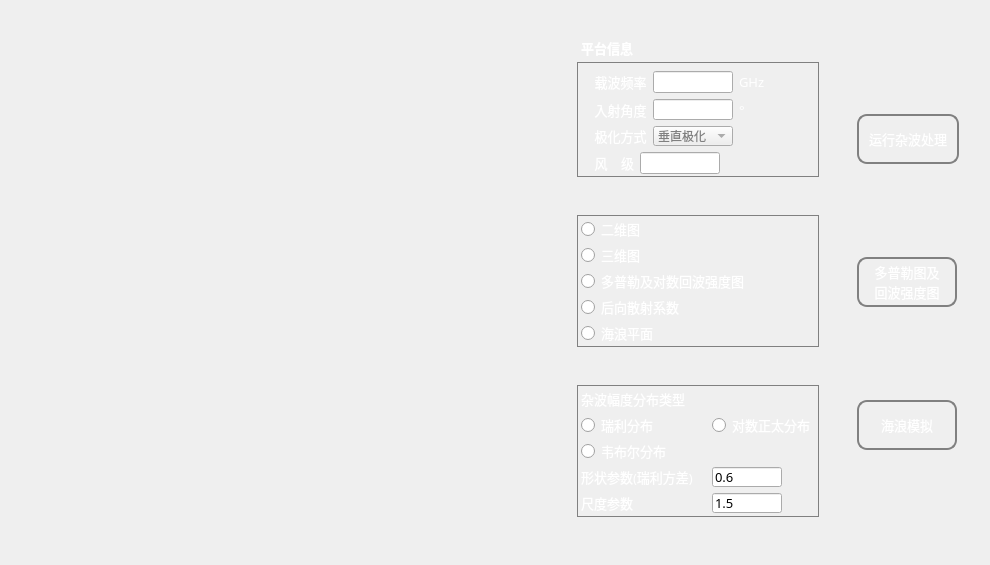
Above: MainWindow.ui from cedricxs/RadarSimulator before the change. Below: the same form after it.
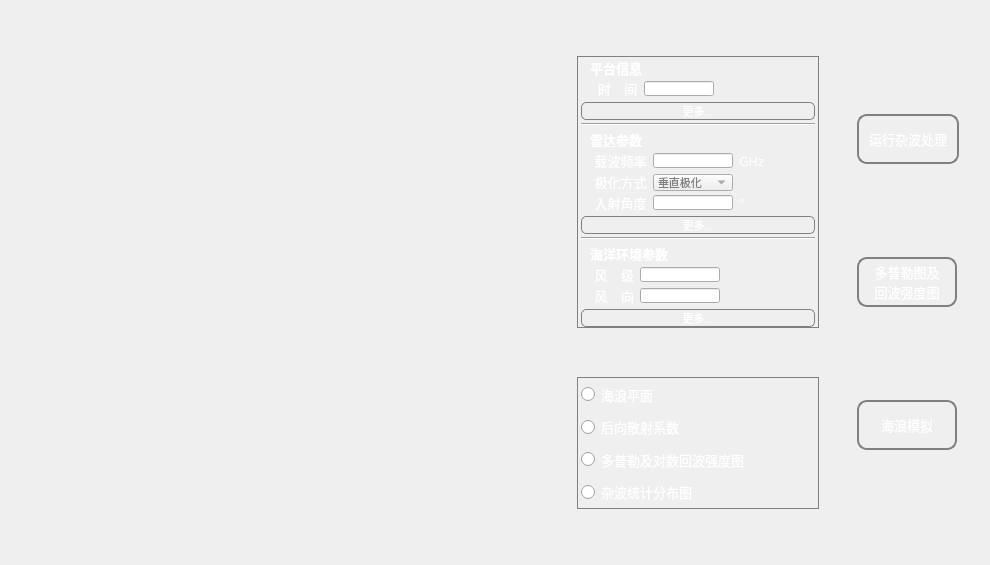
That is the form after the change. Icons and pictures are not drawn.

```diff
--- a/MainWindow.ui
+++ b/MainWindow.ui
@@ -512,53 +512,181 @@
             <property name="maximumSize">
              <size>
               <width>270</width>
-              <height>160</height>
+              <height>300</height>
              </size>
             </property>
             <property name="styleSheet">
              <string notr="true">QWidget#widget_20{background-image:url(:/img/5njp9xK6q9.png)}</string>
             </property>
             <layout class="QVBoxLayout" name="verticalLayout_14">
-             <item>
-              <widget class="QLabel" name="label_5">
-               <property name="minimumSize">
-                <size>
-                 <width>0</width>
-                 <height>16</height>
-                </size>
-               </property>
-               <property name="maximumSize">
-                <size>
-                 <width>16777215</width>
-                 <height>16</height>
-                </size>
-               </property>
-               <property name="font">
-                <font>
-                 <family>黑体</family>
-                 <pointsize>10</pointsize>
-                 <weight>75</weight>
-                 <bold>true</bold>
-                 <underline>false</underline>
-                </font>
-               </property>
-               <property name="styleSheet">
-                <string notr="true">QLabel#label_5{margin-left:5px;margin-right:5px;color:white}</string>
-               </property>
-               <property name="text">
-                <string>平台信息</string>
-               </property>
-               <property name="textFormat">
-                <enum>Qt::AutoText</enum>
-               </property>
-              </widget>
-             </item>
              <item>
               <widget class="QWidget" name="widget_16" native="true">
                <property name="styleSheet">
-                <string notr="true">QWidget#widget_16{border: 1px solid gray;margin-left:5px;margin-right:5px;margin-bottom:5px}</string>
+                <string notr="true">QWidget#widget_16{border: 1px solid gray;margin-left:5px;margin-right:5px;margin-bottom:5px;margin-top:5px}</string>
                </property>
                <layout class="QVBoxLayout" name="verticalLayout_20">
+                <item>
+                 <widget class="QLabel" name="label_5">
+                  <property name="minimumSize">
+                   <size>
+                    <width>0</width>
+                    <height>16</height>
+                   </size>
+                  </property>
+                  <property name="maximumSize">
+                   <size>
+                    <width>16777215</width>
+                    <height>16</height>
+                   </size>
+                  </property>
+                  <property name="font">
+                   <font>
+                    <family>黑体</family>
+                    <pointsize>10</pointsize>
+                    <weight>75</weight>
+                    <bold>true</bold>
+                    <underline>false</underline>
+                   </font>
+                  </property>
+                  <property name="styleSheet">
+                   <string notr="true">QLabel#label_5{margin-left:5px;margin-right:5px;color:white}</string>
+                  </property>
+                  <property name="text">
+                   <string>平台信息</string>
+                  </property>
+                  <property name="textFormat">
+                   <enum>Qt::AutoText</enum>
+                  </property>
+                 </widget>
+                </item>
+                <item>
+                 <layout class="QHBoxLayout" name="horizontalLayout_3">
+                  <property name="leftMargin">
+                   <number>0</number>
+                  </property>
+                  <property name="topMargin">
+                   <number>0</number>
+                  </property>
+                  <item>
+                   <widget class="QLabel" name="label_4">
+                    <property name="font">
+                     <font>
+                      <family>黑体</family>
+                      <pointsize>10</pointsize>
+                     </font>
+                    </property>
+                    <property name="styleSheet">
+                     <string notr="true">QLabel#label_4{color:white}</string>
+                    </property>
+                    <property name="text">
+                     <string>     时    间</string>
+                    </property>
+                   </widget>
+                  </item>
+                  <item>
+                   <widget class="QLineEdit" name="lineEdit_2">
+                    <property name="sizePolicy">
+                     <sizepolicy hsizetype="Expanding" vsizetype="Expanding">
+                      <horstretch>0</horstretch>
+                      <verstretch>0</verstretch>
+                     </sizepolicy>
+                    </property>
+                    <property name="minimumSize">
+                     <size>
+                      <width>0</width>
+                      <height>0</height>
+                     </size>
+                    </property>
+                    <property name="maximumSize">
+                     <size>
+                      <width>70</width>
+                      <height>16777215</height>
+                     </size>
+                    </property>
+                   </widget>
+                  </item>
+                  <item>
+                   <spacer name="horizontalSpacer_2">
+                    <property name="orientation">
+                     <enum>Qt::Horizontal</enum>
+                    </property>
+                    <property name="sizeHint" stdset="0">
+                     <size>
+                      <width>40</width>
+                      <height>20</height>
+                     </size>
+                    </property>
+                   </spacer>
+                  </item>
+                 </layout>
+                </item>
+                <item>
+                 <widget class="QPushButton" name="pushButton_5">
+                  <property name="minimumSize">
+                   <size>
+                    <width>0</width>
+                    <height>18</height>
+                   </size>
+                  </property>
+                  <property name="font">
+                   <font>
+                    <family>黑体</family>
+                    <pointsize>8</pointsize>
+                   </font>
+                  </property>
+                  <property name="styleSheet">
+                   <string notr="true">QPushButton#pushButton_5{border:1px solid gray;border-radius: 5px;color:white; }</string>
+                  </property>
+                  <property name="text">
+                   <string>更多...</string>
+                  </property>
+                 </widget>
+                </item>
+                <item>
+                 <widget class="Line" name="line">
+                  <property name="windowModality">
+                   <enum>Qt::NonModal</enum>
+                  </property>
+                  <property name="font">
+                   <font>
+                    <pointsize>9</pointsize>
+                   </font>
+                  </property>
+                  <property name="autoFillBackground">
+                   <bool>false</bool>
+                  </property>
+                  <property name="styleSheet">
+                   <string notr="true"/>
+                  </property>
+                  <property name="frameShadow">
+                   <enum>QFrame::Sunken</enum>
+                  </property>
+                  <property name="lineWidth">
+                   <number>1</number>
+                  </property>
+                  <property name="orientation">
+                   <enum>Qt::Horizontal</enum>
+                  </property>
+                 </widget>
+                </item>
+                <item>
+                 <widget class="QLabel" name="label">
+                  <property name="font">
+                   <font>
+                    <family>黑体</family>
+                    <pointsize>10</pointsize>
+                    <weight>75</weight>
+                    <bold>true</bold>
+                   </font>
+                  </property>
+                  <property name="styleSheet">
+                   <string notr="true">QLabel#label{margin-left:5px;margin-right:5px;color:white}</string>
+                  </property>
+                  <property name="text">
+                   <string>雷达参数</string>
+                  </property>
+                 </widget>
+                </item>
                 <item>
                  <layout class="QHBoxLayout" name="horizontalLayout_25">
                   <item>
@@ -623,70 +751,6 @@
                   </item>
                  </layout>
                 </item>
-                <item>
-                 <layout class="QHBoxLayout" name="horizontalLayout_30">
-                  <item>
-                   <widget class="QLabel" name="label_52">
-                    <property name="font">
-                     <font>
-                      <family>黑体</family>
-                      <pointsize>10</pointsize>
-                     </font>
-                    </property>
-                    <property name="styleSheet">
-                     <string notr="true">QLabel#label_52{color:white}</string>
-                    </property>
-                    <property name="text">
-                     <string>    入射角度</string>
-                    </property>
-                   </widget>
-                  </item>
-                  <item>
-                   <widget class="QLineEdit" name="lineEdit_26">
-                    <property name="maximumSize">
-                     <size>
-                      <width>80</width>
-                      <height>16777215</height>
-                     </size>
-                    </property>
-                    <property name="font">
-                     <font>
-                      <family>黑体</family>
-                     </font>
-                    </property>
-                   </widget>
-                  </item>
-                  <item>
-                   <widget class="QLabel" name="label_45">
-                    <property name="font">
-                     <font>
-                      <family>黑体</family>
-                      <pointsize>10</pointsize>
-                     </font>
-                    </property>
-                    <property name="styleSheet">
-                     <string notr="true">QLabel#label_45{color:white}</string>
-                    </property>
-                    <property name="text">
-                     <string>°</string>
-                    </property>
-                   </widget>
-                  </item>
-                  <item>
-                   <spacer name="horizontalSpacer_21">
-                    <property name="orientation">
-                     <enum>Qt::Horizontal</enum>
-                    </property>
-                    <property name="sizeHint" stdset="0">
-                     <size>
-                      <width>40</width>
-                      <height>20</height>
-                     </size>
-                    </property>
-                   </spacer>
-                  </item>
-                 </layout>
-                </item>
                 <item>
                  <layout class="QHBoxLayout" name="horizontalLayout_23">
                   <item>
@@ -710,7 +774,7 @@
                     <property name="minimumSize">
                      <size>
                       <width>80</width>
-                      <height>0</height>
+                      <height>17</height>
                      </size>
                     </property>
                     <property name="maximumSize">
@@ -722,6 +786,7 @@
                     <property name="font">
                      <font>
                       <family>黑体</family>
+                      <pointsize>8</pointsize>
                      </font>
                     </property>
                     <property name="styleSheet">
@@ -754,6 +819,117 @@
                   </item>
                  </layout>
                 </item>
+                <item>
+                 <layout class="QHBoxLayout" name="horizontalLayout_30">
+                  <item>
+                   <widget class="QLabel" name="label_52">
+                    <property name="font">
+                     <font>
+                      <family>黑体</family>
+                      <pointsize>10</pointsize>
+                     </font>
+                    </property>
+                    <property name="styleSheet">
+                     <string notr="true">QLabel#label_52{color:white}</string>
+                    </property>
+                    <property name="text">
+                     <string>    入射角度</string>
+                    </property>
+                   </widget>
+                  </item>
+                  <item>
+                   <widget class="QLineEdit" name="lineEdit_26">
+                    <property name="maximumSize">
+                     <size>
+                      <width>80</width>
+                      <height>16777215</height>
+                     </size>
+                    </property>
+                    <property name="font">
+                     <font>
+                      <family>黑体</family>
+                     </font>
+                    </property>
+                   </widget>
+                  </item>
+                  <item>
+                   <widget class="QLabel" name="label_45">
+                    <property name="font">
+                     <font>
+                      <family>黑体</family>
+                      <pointsize>10</pointsize>
+                     </font>
+                    </property>
+                    <property name="styleSheet">
+                     <string notr="true">QLabel#label_45{color:white}</string>
+                    </property>
+                    <property name="text">
+                     <string>°</string>
+                    </property>
+                   </widget>
+                  </item>
+                  <item>
+                   <spacer name="horizontalSpacer_21">
+                    <property name="orientation">
+                     <enum>Qt::Horizontal</enum>
+                    </property>
+                    <property name="sizeHint" stdset="0">
+                     <size>
+                      <width>40</width>
+                      <height>20</height>
+                     </size>
+                    </property>
+                   </spacer>
+                  </item>
+                 </layout>
+                </item>
+                <item>
+                 <widget class="QPushButton" name="pushButton_4">
+                  <property name="minimumSize">
+                   <size>
+                    <width>0</width>
+                    <height>18</height>
+                   </size>
+                  </property>
+                  <property name="font">
+                   <font>
+                    <family>黑体</family>
+                    <pointsize>8</pointsize>
+                   </font>
+                  </property>
+                  <property name="styleSheet">
+                   <string notr="true">QPushButton#pushButton_4{border:1px solid gray;border-radius: 5px;color:white; }</string>
+                  </property>
+                  <property name="text">
+                   <string>更多...</string>
+                  </property>
+                 </widget>
+                </item>
+                <item>
+                 <widget class="Line" name="line_2">
+                  <property name="orientation">
+                   <enum>Qt::Horizontal</enum>
+                  </property>
+                 </widget>
+                </item>
+                <item>
+                 <widget class="QLabel" name="label_2">
+                  <property name="font">
+                   <font>
+                    <family>黑体</family>
+                    <pointsize>10</pointsize>
+                    <weight>75</weight>
+                    <bold>true</bold>
+                   </font>
+                  </property>
+                  <property name="styleSheet">
+                   <string notr="true">QLabel#label_2{margin-left:5px;margin-right:5px;color:white}</string>
+                  </property>
+                  <property name="text">
+                   <string>海洋环境参数</string>
+                  </property>
+                 </widget>
+                </item>
                 <item>
                  <layout class="QHBoxLayout" name="horizontalLayout_20">
                   <item>
@@ -808,6 +984,77 @@
                   </item>
                  </layout>
                 </item>
+                <item>
+                 <layout class="QHBoxLayout" name="horizontalLayout_2">
+                  <item>
+                   <widget class="QLabel" name="label_3">
+                    <property name="sizePolicy">
+                     <sizepolicy hsizetype="Preferred" vsizetype="Preferred">
+                      <horstretch>0</horstretch>
+                      <verstretch>0</verstretch>
+                     </sizepolicy>
+                    </property>
+                    <property name="font">
+                     <font>
+                      <family>黑体</family>
+                      <pointsize>10</pointsize>
+                     </font>
+                    </property>
+                    <property name="styleSheet">
+                     <string notr="true">QLabel#label_3{color:white}</string>
+                    </property>
+                    <property name="text">
+                     <string>    风    向</string>
+                    </property>
+                   </widget>
+                  </item>
+                  <item>
+                   <widget class="QLineEdit" name="lineEdit">
+                    <property name="maximumSize">
+                     <size>
+                      <width>80</width>
+                      <height>16777215</height>
+                     </size>
+                    </property>
+                   </widget>
+                  </item>
+                  <item>
+                   <spacer name="horizontalSpacer">
+                    <property name="orientation">
+                     <enum>Qt::Horizontal</enum>
+                    </property>
+                    <property name="sizeHint" stdset="0">
+                     <size>
+                      <width>40</width>
+                      <height>20</height>
+                     </size>
+                    </property>
+                   </spacer>
+                  </item>
+                 </layout>
+                </item>
+                <item>
+                 <widget class="QPushButton" name="pushButton_3">
+                  <property name="minimumSize">
+                   <size>
+                    <width>0</width>
+                    <height>18</height>
+                   </size>
+                  </property>
+                  <property name="font">
+                   <font>
+                    <family>黑体</family>
+                    <pointsize>8</pointsize>
+                   </font>
+                  </property>
+                  <property name="styleSheet">
+                   <string notr="true">QPushButton#pushButton_3{border:1px solid gray;border-radius: 5px;color:white; }</string>
+                  </property>
+                  <property name="text">
+                   <string>更多...</string>
+                  </property>
+                 </widget>
+                </item>
                </layout>
               </widget>
              </item>
@@ -838,98 +1085,6 @@
                 <string notr="true">QWidget#widget_14{border: 1px solid gray;margin:5px; }</string>
                </property>
                <layout class="QVBoxLayout" name="verticalLayout_13">
-                <item>
-                 <widget class="QRadioButton" name="radioButton_7">
-                  <property name="sizePolicy">
-                   <sizepolicy hsizetype="Expanding" vsizetype="Expanding">
-                    <horstretch>0</horstretch>
-                    <verstretch>0</verstretch>
-                   </sizepolicy>
-                  </property>
-                  <property name="font">
-                   <font>
-                    <family>黑体</family>
-                    <pointsize>10</pointsize>
-                   </font>
-                  </property>
-                  <property name="styleSheet">
-                   <string notr="true">QRadioButton#radioButton_7{color:white}
-</string>
-                  </property>
-                  <property name="text">
-                   <string>二维图</string>
-                  </property>
-                 </widget>
-                </item>
-                <item>
-                 <widget class="QRadioButton" name="radioButton_8">
-                  <property name="sizePolicy">
-                   <sizepolicy hsizetype="Expanding" vsizetype="Expanding">
-                    <horstretch>0</horstretch>
-                    <verstretch>0</verstretch>
-                   </sizepolicy>
-                  </property>
-                  <property name="font">
-                   <font>
-                    <family>黑体</family>
-                    <pointsize>10</pointsize>
-                   </font>
-                  </property>
-                  <property name="styleSheet">
-                   <string notr="true">QRadioButton#radioButton_8{color:white}
-</string>
-                  </property>
-                  <property name="text">
-                   <string>三维图</string>
-                  </property>
-                 </widget>
-                </item>
-                <item>
-                 <widget class="QRadioButton" name="radioButton_11">
-                  <property name="sizePolicy">
-                   <sizepolicy hsizetype="Expanding" vsizetype="Expanding">
-                    <horstretch>0</horstretch>
-                    <verstretch>0</verstretch>
-                   </sizepolicy>
-                  </property>
-                  <property name="font">
-                   <font>
-                    <family>黑体</family>
-                    <pointsize>10</pointsize>
-                   </font>
-                  </property>
-                  <property name="styleSheet">
-                   <string notr="true">
-QRadioButton#radioButton_11{color:white}</string>
-                  </property>
-                  <property name="text">
-                   <string>多普勒及对数回波强度图</string>
-                  </property>
-                 </widget>
-                </item>
-                <item>
-                 <widget class="QRadioButton" name="radioButton_10">
-                  <property name="sizePolicy">
-                   <sizepolicy hsizetype="Expanding" vsizetype="Expanding">
-                    <horstretch>0</horstretch>
-                    <verstretch>0</verstretch>
-                   </sizepolicy>
-                  </property>
-                  <property name="font">
-                   <font>
-                    <family>黑体</family>
-                    <pointsize>10</pointsize>
-                   </font>
-                  </property>
-                  <property name="styleSheet">
-                   <string notr="true">
-QRadioButton#radioButton_10{color:white}</string>
-                  </property>
-                  <property name="text">
-                   <string>后向散射系数</string>
-                  </property>
-                 </widget>
-                </item>
                 <item>
                  <widget class="QRadioButton" name="radioButton_9">
                   <property name="sizePolicy">
@@ -952,66 +1107,14 @@
                   </property>
                  </widget>
                 </item>
-               </layout>
-              </widget>
-             </item>
-            </layout>
-           </widget>
-          </item>
-          <item>
-           <widget class="QWidget" name="widget_13" native="true">
-            <property name="sizePolicy">
-             <sizepolicy hsizetype="Expanding" vsizetype="Expanding">
-              <horstretch>0</horstretch>
-              <verstretch>0</verstretch>
-             </sizepolicy>
-            </property>
-            <property name="maximumSize">
-             <size>
-              <width>270</width>
-              <height>160</height>
-             </size>
-            </property>
-            <property name="font">
-             <font>
-              <family>黑体</family>
-              <pointsize>10</pointsize>
-             </font>
-            </property>
-            <property name="styleSheet">
-             <string notr="true">QWidget#widget_13{background-image:url(:/img/5njp9xK6q9.png)}</string>
-            </property>
-            <layout class="QVBoxLayout" name="verticalLayout_19">
-             <item>
-              <widget class="QWidget" name="widget_15" native="true">
-               <property name="styleSheet">
-                <string notr="true">QWidget#widget_15{border: 1px solid gray;margin:5px; }</string>
-               </property>
-               <layout class="QGridLayout" name="gridLayout">
-                <item row="3" column="0">
-                 <widget class="QRadioButton" name="radioButton_3">
-                  <property name="font">
-                   <font>
-                    <family>黑体</family>
-                    <pointsize>10</pointsize>
-                   </font>
+                <item>
+                 <widget class="QRadioButton" name="radioButton_10">
+                  <property name="sizePolicy">
+                   <sizepolicy hsizetype="Expanding" vsizetype="Expanding">
+                    <horstretch>0</horstretch>
+                    <verstretch>0</verstretch>
+                   </sizepolicy>
                   </property>
-                  <property name="styleSheet">
-                   <string notr="true">QRadioButton#radioButton_3{color:white}</string>
-                  </property>
-                  <property name="text">
-                   <string>韦布尔分布</string>
-                  </property>
-                 </widget>
-                </item>
-                <item row="4" column="0">
-                 <widget class="QLabel" name="label_2">
-                  <property name="minimumSize">
-                   <size>
-                    <width>123</width>
-                    <height>0</height>
-                   </size>
-                  </property>
                   <property name="font">
                    <font>
                     <family>黑体</family>
@@ -1019,56 +1122,39 @@
                    </font>
                   </property>
                   <property name="styleSheet">
-                   <string notr="true">QLabel#label_2{color:white}</string>
+                   <string notr="true">
+QRadioButton#radioButton_10{color:white}</string>
                   </property>
                   <property name="text">
-                   <string>形状参数(瑞利方差)</string>
+                   <string>后向散射系数</string>
                   </property>
                  </widget>
                 </item>
-                <item row="4" column="1">
-                 <widget class="QLineEdit" name="lineEdit">
+                <item>
+                 <widget class="QRadioButton" name="radioButton_11">
                   <property name="sizePolicy">
                    <sizepolicy hsizetype="Expanding" vsizetype="Expanding">
                     <horstretch>0</horstretch>
                     <verstretch>0</verstretch>
                    </sizepolicy>
                   </property>
-                  <property name="maximumSize">
-                   <size>
-                    <width>70</width>
-                    <height>21</height>
-                   </size>
-                  </property>
                   <property name="font">
                    <font>
                     <family>黑体</family>
                     <pointsize>10</pointsize>
                    </font>
                   </property>
-                  <property name="text">
-                   <string>0.6</string>
-                  </property>
-                 </widget>
-                </item>
-                <item row="1" column="0">
-                 <widget class="QRadioButton" name="radioButton_2">
-                  <property name="font">
-                   <font>
-                    <family>黑体</family>
-                    <pointsize>10</pointsize>
-                   </font>
-                  </property>
                   <property name="styleSheet">
-                   <string notr="true">QRadioButton#radioButton_2{color:white}</string>
+                   <string notr="true">
+QRadioButton#radioButton_11{color:white}</string>
                   </property>
                   <property name="text">
-                   <string>瑞利分布</string>
+                   <string>多普勒及对数回波强度图</string>
                   </property>
                  </widget>
                 </item>
-                <item row="0" column="0">
-                 <widget class="QLabel" name="label">
+                <item>
+                 <widget class="QRadioButton" name="radioButton_7">
                   <property name="sizePolicy">
                    <sizepolicy hsizetype="Expanding" vsizetype="Expanding">
                     <horstretch>0</horstretch>
@@ -1082,61 +1168,11 @@
                    </font>
                   </property>
                   <property name="styleSheet">
-                   <string notr="true">QLabel#label{color:white}</string>
+                   <string notr="true">QRadioButton#radioButton_7{color:white}
+</string>
                   </property>
                   <property name="text">
-                   <string>杂波幅度分布类型</string>
-                  </property>
-                 </widget>
-                </item>
-                <item row="5" column="0">
-                 <widget class="QLabel" name="label_3">
-                  <property name="font">
-                   <font>
-                    <family>黑体</family>
-                    <pointsize>10</pointsize>
-                   </font>
-                  </property>
-                  <property name="styleSheet">
-                   <string notr="true">QLabel#label_3{color:white}</string>
-                  </property>
-                  <property name="text">
-                   <string>尺度参数</string>
-                  </property>
-                 </widget>
-                </item>
-                <item row="5" column="1">
-                 <widget class="QLineEdit" name="lineEdit_2">
-                  <property name="maximumSize">
-                   <size>
-                    <width>70</width>
-                    <height>16777215</height>
-                   </size>
-                  </property>
-                  <property name="font">
-                   <font>
-                    <family>黑体</family>
-                    <pointsize>10</pointsize>
-                   </font>
-                  </property>
-                  <property name="text">
-                   <string>1.5</string>
-                  </property>
-                 </widget>
-                </item>
-                <item row="1" column="1">
-                 <widget class="QRadioButton" name="radioButton">
-                  <property name="font">
-                   <font>
-                    <family>黑体</family>
-                    <pointsize>10</pointsize>
-                   </font>
-                  </property>
-                  <property name="styleSheet">
-                   <string notr="true">QRadioButton#radioButton {color:white}</string>
-                  </property>
-                  <property name="text">
-                   <string>对数正太分布</string>
+                   <string>杂波统计分布图</string>
                   </property>
                  </widget>
                 </item>
```
Left out of the diff: 2 changed lines with no effect on the pictures.
